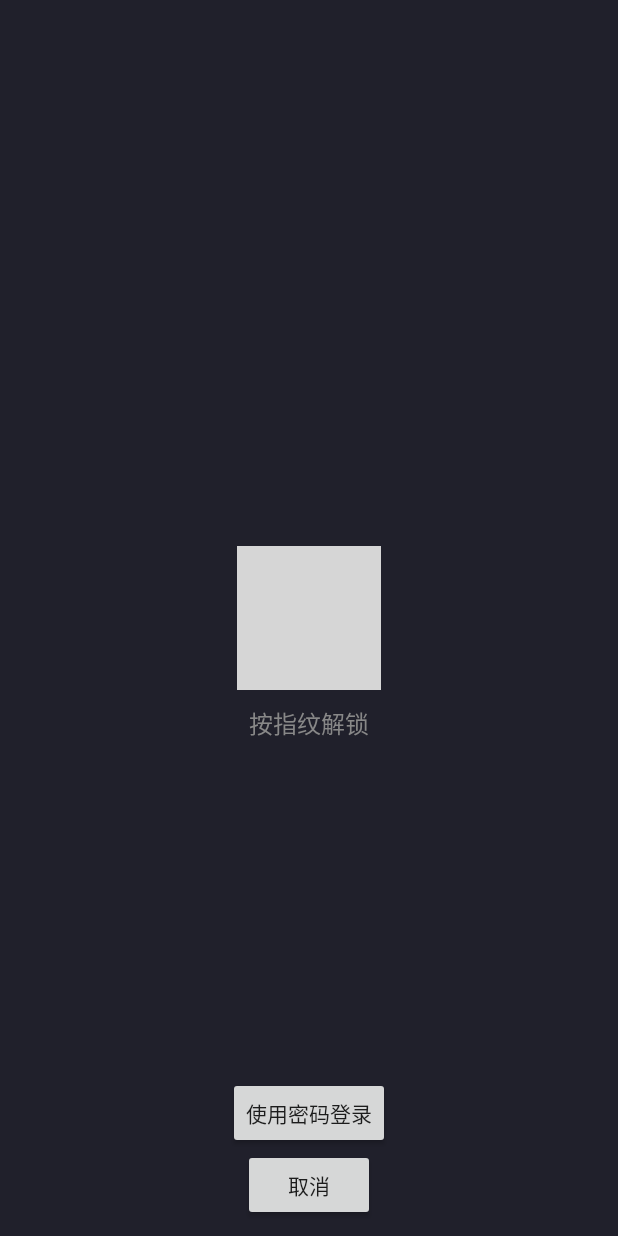
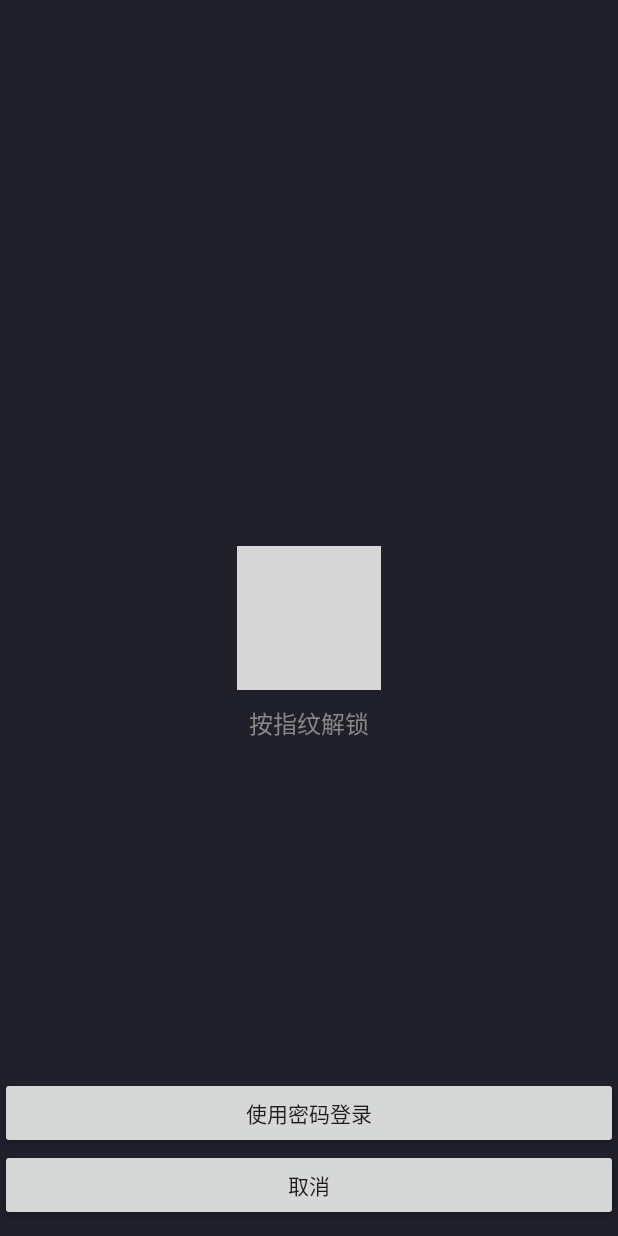
Before and after one commit to GaoGersy/PasswordManager, an Android app: the LockActivity screen opened directly, with no data from a screen before it, on a phone screen of 412 x 824 dp. Run offline under Robolectric (Android 15) with nearby library versions, the phone set to English and light mode, and no system bars; our stand-ins replace ButterKnife; libraries missing offline, so code that uses them is left out: com.gyf.barlibrary, com.sdsmdg.tastytoast, com.wei.android; 2 statements that could not run were skipped; grey boxes are pictures that could not be loaded.

Commit message:
修改登录界面

```diff
--- a/app/src/main/java/com/gersion/superlock/activity/LockActivity.java
+++ b/app/src/main/java/com/gersion/superlock/activity/LockActivity.java
@@ -1,15 +1,21 @@
 package com.gersion.superlock.activity;
 
+import android.animation.Animator;
+import android.animation.AnimatorListenerAdapter;
 import android.content.Intent;
 import android.os.Bundle;
+import android.support.design.widget.TextInputLayout;
 import android.text.Editable;
 import android.text.TextUtils;
 import android.text.TextWatcher;
 import android.view.KeyEvent;
 import android.view.View;
 import android.view.Window;
+import android.widget.Button;
 import android.widget.EditText;
+import android.widget.FrameLayout;
 import android.widget.ImageView;
+import android.widget.RelativeLayout;
 import android.widget.TextView;
 
 import com.gersion.superlock.R;
@@ -22,12 +28,31 @@ import com.gyf.barlibrary.ImmersionBar;
 import com.sdsmdg.tastytoast.TastyToast;
 import com.wei.android.lib.fingerprintidentify.base.BaseFingerprint;
 
+import butterknife.BindView;
+import butterknife.ButterKnife;
+
 public class LockActivity extends BaseLifeActivity implements View.OnClickListener {
 
     public static String IS_FIRST_TIME = "is_first_time";
+    @BindView(R.id.activity_login_pwd)
+    EditText mLoginPwd;
+    @BindView(R.id.layout_username)
+    TextInputLayout mLayoutUsername;
+    @BindView(R.id.activity_login_go)
+    ImageView mLoginGo;
+    @BindView(R.id.iv_finger)
+    ImageView mIvFinger;
+    @BindView(R.id.btn_cancel)
+    Button mBtnCancel;
+    @BindView(R.id.btn_password)
+    Button mBtnPassword;
+    @BindView(R.id.activity_main)
+    FrameLayout mActivityMain;
+    @BindView(R.id.fl_pwd_container)
+    FrameLayout mFlPwdContainer;
+    @BindView(R.id.rl_finger_container)
+    RelativeLayout mRlFingerContainer;
     private boolean isfirstTime;
-    private EditText mLoginPwd;
-    private ImageView mLoginGo;
     private boolean mIsAutoLogin;
 
     @Override
@@ -35,9 +60,9 @@ public class LockActivity extends BaseLifeActivity implements View.OnClickListen
         super.onCreate(savedInstanceState);
         requestWindowFeature(Window.FEATURE_NO_TITLE);
         setContentView(R.layout.activity_login);
+        ButterKnife.bind(this);
         ImmersionBar.with(this).init();
         initFingerPrint();
-        initView();
         initData();
         initEvent();
     }
@@ -58,14 +83,9 @@ public class LockActivity extends BaseLifeActivity implements View.OnClickListen
                 }
             });
         } else {
-
+            mRlFingerContainer.setVisibility(View.GONE);
+            mFlPwdContainer.setVisibility(View.VISIBLE);
         }
-    }
-
-    // 初始化控件
-    private void initView() {
-        mLoginPwd = (EditText) findViewById(R.id.activity_login_pwd);
-        mLoginGo = (ImageView) findViewById(R.id.activity_login_go);
     }
 
     @Override
@@ -85,6 +105,19 @@ public class LockActivity extends BaseLifeActivity implements View.OnClickListen
                     login();
                 }
                 return false;
+            }
+        });
+        mBtnCancel.setOnClickListener(new View.OnClickListener() {
+            @Override
+            public void onClick(View v) {
+                onBackPressed();
+            }
+        });
+
+        mBtnPassword.setOnClickListener(new View.OnClickListener() {
+            @Override
+            public void onClick(View v) {
+                switch2Pwd();
             }
         });
         final int length = SpfUtils.getInt(LockActivity.this, MyConstants.LENGTH, 0);
@@ -113,6 +146,19 @@ public class LockActivity extends BaseLifeActivity implements View.OnClickListen
                 }
             }
         });
+    }
+
+    private void switch2Pwd() {
+        mRlFingerContainer.animate()
+                .alpha(0)
+                .setListener(new AnimatorListenerAdapter() {
+                    @Override
+                    public void onAnimationEnd(Animator animation) {
+                        mRlFingerContainer.setVisibility(View.GONE);
+                        mFlPwdContainer.setVisibility(View.VISIBLE);
+                        mLoginPwd.requestFocus();
+                    }
+                }).setDuration(500).start();
     }
 
     // 初始化数据
--- a/app/src/main/res/layout/activity_login.xml
+++ b/app/src/main/res/layout/activity_login.xml
@@ -6,6 +6,7 @@
         android:background="#20202B"
         >
     <FrameLayout
+            android:id="@+id/fl_pwd_container"
             android:visibility="gone"
             android:layout_width="match_parent"
             android:layout_height="match_parent"
@@ -86,6 +87,7 @@
         </RelativeLayout>
     </FrameLayout>
     <RelativeLayout
+            android:id="@+id/rl_finger_container"
             android:layout_width="match_parent"
             android:layout_height="match_parent"
             >
@@ -111,17 +113,17 @@
                 android:text="取消"
                 android:layout_marginBottom="10dp"
                 android:layout_centerHorizontal="true"
-                android:layout_width="wrap_content"
+                android:layout_width="match_parent"
                 android:layout_height="wrap_content"
                 android:layout_alignParentBottom="true"
                 />
         <Button
+                android:id="@+id/btn_password"
                 android:text="使用密码登录"
                 android:layout_above="@id/btn_cancel"
                 android:layout_centerHorizontal="true"
-                android:layout_width="wrap_content"
+                android:layout_width="match_parent"
                 android:layout_height="wrap_content"
-
                 />
 
     </RelativeLayout>
```
